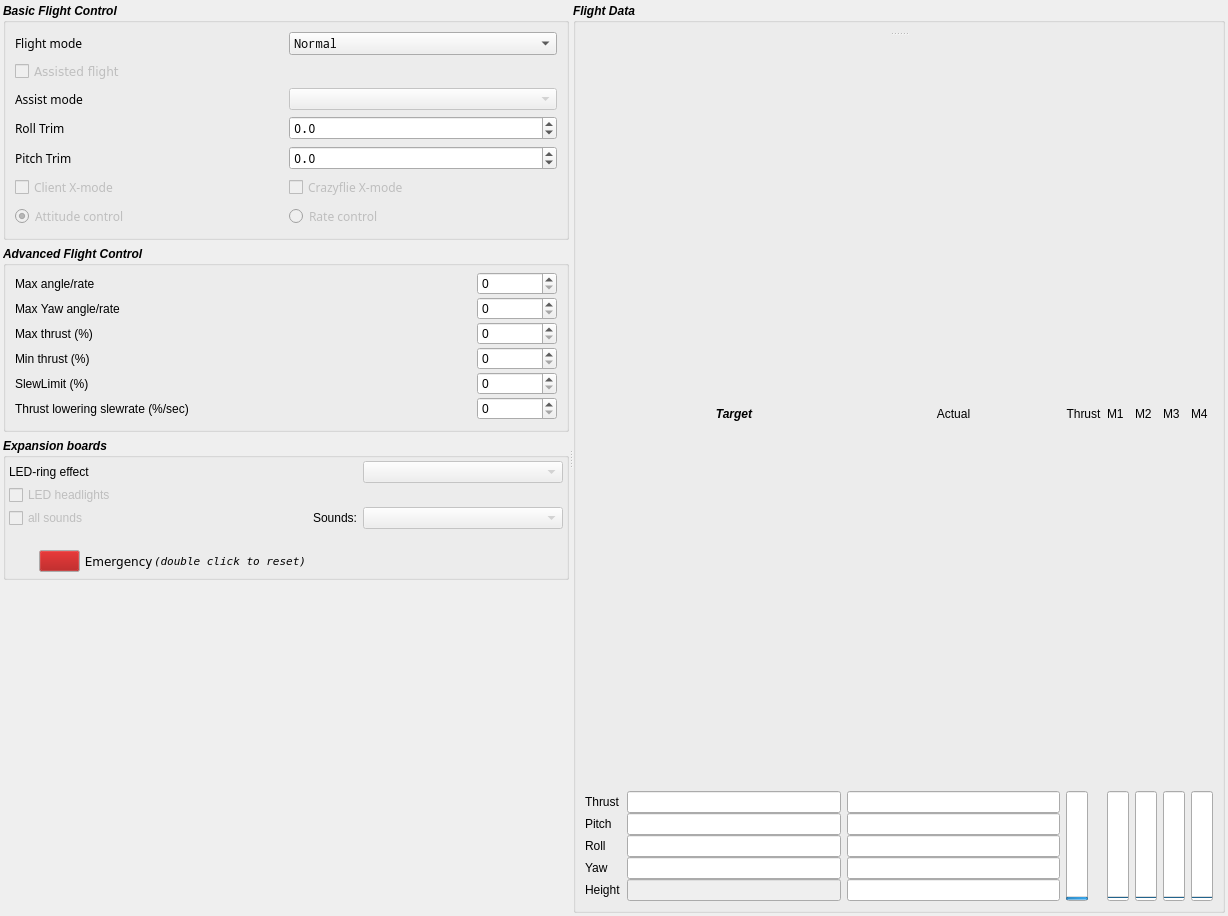
The window that src/cfclient/ui/tabs/flightTab.ui (Mitteau/crazyflie-clients-python) describes before a commit, drawn with Qt 5.
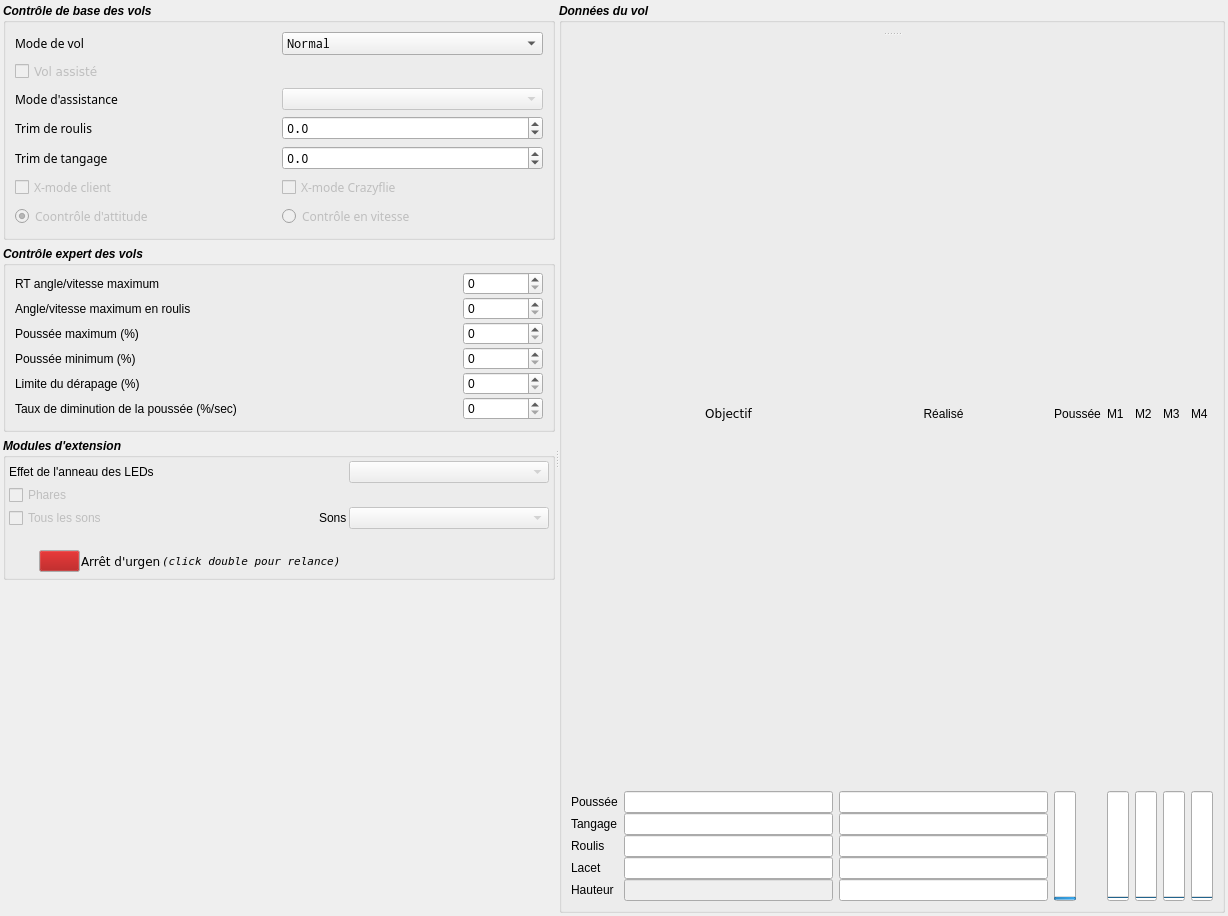
The same window after the commit.

Diff of the .ui file:
```diff
--- a/src/cfclient/ui/tabs/flightTab.ui
+++ b/src/cfclient/ui/tabs/flightTab.ui
@@ -67,7 +67,7 @@
           </font>
          </property>
          <property name="title">
-          <string>Basic Flight Control</string>
+          <string>Contrôle de base des vols</string>
          </property>
          <layout class="QHBoxLayout" name="horizontalLayout_3">
           <item>
@@ -113,7 +113,7 @@
                </font>
               </property>
               <property name="text">
-               <string>Pitch Trim</string>
+               <string>Trim de tangage</string>
               </property>
              </widget>
             </item>
@@ -134,7 +134,7 @@
                </font>
               </property>
               <property name="text">
-               <string>Flight mode</string>
+               <string>Mode de vol</string>
               </property>
              </widget>
             </item>
@@ -169,7 +169,7 @@
                </font>
               </property>
               <property name="text">
-               <string>Roll Trim</string>
+               <string>Trim de roulis</string>
               </property>
              </widget>
             </item>
@@ -217,7 +217,7 @@
                </font>
               </property>
               <property name="text">
-               <string>Assist mode</string>
+               <string>Mode d'assistance</string>
               </property>
              </widget>
             </item>
@@ -235,7 +235,7 @@
                </font>
               </property>
               <property name="text">
-               <string>Crazyflie X-mode</string>
+               <string>X-mode Crazyflie</string>
               </property>
              </widget>
             </item>
@@ -306,7 +306,7 @@
                </font>
               </property>
               <property name="text">
-               <string>Client X-mode</string>
+               <string>X-mode client</string>
               </property>
              </widget>
             </item>
@@ -324,7 +324,7 @@
                </font>
               </property>
               <property name="text">
-               <string>Attitude control</string>
+               <string>Coontrôle d'attitude</string>
               </property>
               <property name="checked">
                <bool>true</bool>
@@ -345,7 +345,7 @@
                </font>
               </property>
               <property name="text">
-               <string>Rate control</string>
+               <string>Contrôle en vitesse</string>
               </property>
              </widget>
             </item>
@@ -363,7 +363,7 @@
                </font>
               </property>
               <property name="text">
-               <string>Assisted flight</string>
+               <string>Vol assisté</string>
               </property>
               <property name="checkable">
                <bool>true</bool>
@@ -403,7 +403,7 @@
           </font>
          </property>
          <property name="title">
-          <string>Advanced Flight Control</string>
+          <string>Contrôle expert des vols</string>
          </property>
          <layout class="QHBoxLayout" name="horizontalLayout_4">
           <property name="topMargin">
@@ -424,7 +424,7 @@
                </font>
               </property>
               <property name="text">
-               <string>Max thrust (%)</string>
+               <string>Poussée maximum (%)</string>
               </property>
              </widget>
             </item>
@@ -441,7 +441,7 @@
                <enum>Qt::LeftToRight</enum>
               </property>
               <property name="text">
-               <string>Max angle/rate</string>
+               <string>RT angle/vitesse maximum</string>
               </property>
              </widget>
             </item>
@@ -455,7 +455,7 @@
                </font>
               </property>
               <property name="text">
-               <string>Min thrust (%)</string>
+               <string>Poussée minimum (%)</string>
               </property>
              </widget>
             </item>
@@ -469,7 +469,7 @@
                </font>
               </property>
               <property name="text">
-               <string>Thrust lowering slewrate (%/sec)</string>
+               <string>Taux de diminution de la poussée (%/sec)</string>
               </property>
               <property name="wordWrap">
                <bool>true</bool>
@@ -486,7 +486,7 @@
                </font>
               </property>
               <property name="text">
-               <string>SlewLimit (%)</string>
+               <string>Limite du dérapage (%)</string>
               </property>
              </widget>
             </item>
@@ -500,7 +500,7 @@
                </font>
               </property>
               <property name="text">
-               <string>Max Yaw angle/rate</string>
+               <string>Angle/vitesse maximum en roulis</string>
               </property>
              </widget>
             </item>
@@ -657,7 +657,7 @@
           </font>
          </property>
          <property name="title">
-          <string>Expansion boards</string>
+          <string>Modules d'extension</string>
          </property>
          <layout class="QGridLayout" name="gridLayout_6">
           <property name="leftMargin">
@@ -722,7 +722,7 @@
                </font>
               </property>
               <property name="text">
-               <string>LED-ring effect</string>
+               <string>Effet de l'anneau des LEDs</string>
               </property>
              </widget>
             </item>
@@ -768,7 +768,7 @@
                </font>
               </property>
               <property name="text">
-               <string>LED headlights</string>
+               <string>Phares</string>
               </property>
              </widget>
             </item>
@@ -787,7 +787,7 @@
                  </font>
                 </property>
                 <property name="text">
-                 <string>all sounds</string>
+                 <string>Tous les sons</string>
                 </property>
                </widget>
               </item>
@@ -820,7 +820,7 @@
                  </font>
                 </property>
                 <property name="text">
-                 <string>Sounds: </string>
+                 <string>Sons</string>
                 </property>
                </widget>
               </item>
@@ -925,7 +925,7 @@
                </font>
               </property>
               <property name="text">
-               <string> Emergency</string>
+               <string>Arrêt d'urgence</string>
               </property>
              </widget>
             </item>
@@ -977,7 +977,7 @@
                </font>
               </property>
               <property name="text">
-               <string>(double click to reset)</string>
+               <string>(click double pour relance)</string>
               </property>
              </widget>
             </item>
@@ -1039,7 +1039,7 @@
           </font>
          </property>
          <property name="title">
-          <string>Flight Data</string>
+          <string>Données du vol</string>
          </property>
          <layout class="QGridLayout" name="gridLayout">
           <item row="0" column="0">
@@ -1071,7 +1071,7 @@
                  </font>
                 </property>
                 <property name="text">
-                 <string>Height</string>
+                 <string>Hauteur</string>
                 </property>
                </widget>
               </item>
@@ -1122,7 +1122,7 @@
                  </font>
                 </property>
                 <property name="text">
-                 <string>Thrust</string>
+                 <string>Poussée</string>
                 </property>
                 <property name="alignment">
                  <set>Qt::AlignCenter</set>
@@ -1148,8 +1148,16 @@
               </item>
               <item row="0" column="2">
                <widget class="QLabel" name="label_14">
+                <property name="font">
+                 <font>
+                  <family>DejaVu Sans</family>
+                  <weight>50</weight>
+                  <italic>false</italic>
+                  <bold>false</bold>
+                 </font>
+                </property>
                 <property name="text">
-                 <string>Target</string>
+                 <string>Objectif</string>
                 </property>
                 <property name="alignment">
                  <set>Qt::AlignCenter</set>
@@ -1208,7 +1216,7 @@
                  </font>
                 </property>
                 <property name="text">
-                 <string>Thrust</string>
+                 <string>Poussée</string>
                 </property>
                </widget>
               </item>
@@ -1236,7 +1244,7 @@
                  </font>
                 </property>
                 <property name="text">
-                 <string>Roll</string>
+                 <string>Roulis</string>
                 </property>
                </widget>
               </item>
@@ -1299,7 +1307,7 @@
                  </font>
                 </property>
                 <property name="text">
-                 <string>Pitch</string>
+                 <string>Tangage</string>
                 </property>
                </widget>
               </item>
@@ -1313,7 +1321,7 @@
                  </font>
                 </property>
                 <property name="text">
-                 <string>Actual</string>
+                 <string>Réalisé</string>
                 </property>
                 <property name="alignment">
                  <set>Qt::AlignCenter</set>
@@ -1407,7 +1415,7 @@
                  </font>
                 </property>
                 <property name="text">
-                 <string>Yaw</string>
+                 <string>Lacet</string>
                 </property>
                </widget>
               </item>
```
Left out of the diff: 2 changed lines with no effect on the pictures.
